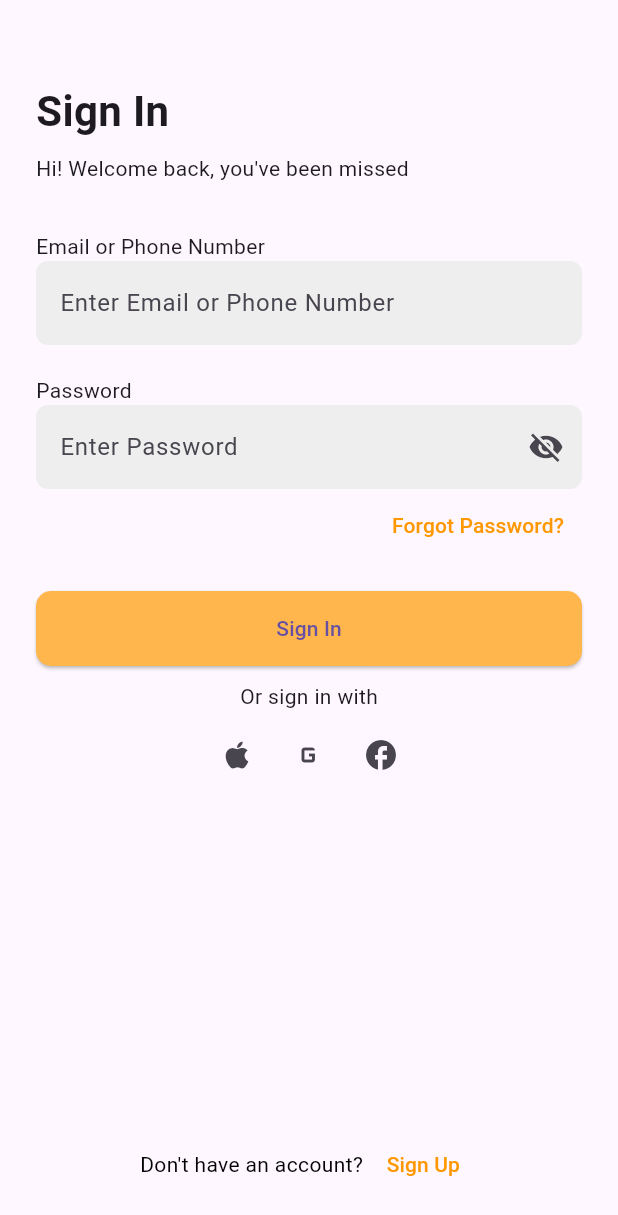
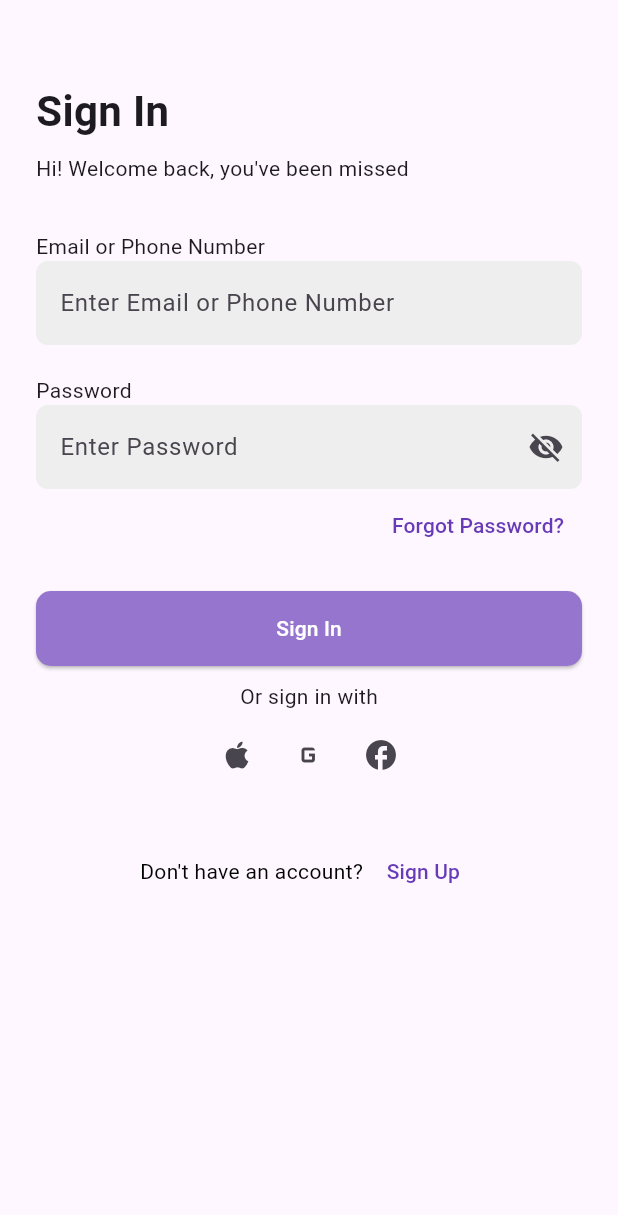
Before and after one commit to SeavminhICT/e-commers-app-api, a Flutter app: the screen it shows after launch, after a tap on "Skip", on a phone screen of 412 x 824 dp. Shown: the top 1215 px of the screen. Run offline on Flutter 3.47's test engine with Material 3 defaults, Android fonts, the phone set to English and light mode, and no system bars; our stand-ins replace dio, faker, flutter_secure_storage, get, image_picker; network calls fail.

Commit message:
add more

```diff
--- a/lib/controller/loginController.dart
+++ b/lib/controller/loginController.dart
@@ -8,15 +8,15 @@ import 'package:flutter/material.dart';
 import 'package:get/get.dart';
 
 class LoginController extends GetxController {
-  //TODO: Implement LoginController
   final emailcontroller = TextEditingController();
   final passwordcontroller = TextEditingController();
-  // final emailController = TextEditingController(text: "admin@gmail.com");
-  // final passwordController = TextEditingController(text: "123123");
 
   final _provider = Get.find<ApiProvider>();
+  var isLoading = false.obs; // 👈 Add this line
 
   void login({required String email, required String password}) async {
+    isLoading.value = true; // 👈 Start loading
+
     try {
       final response = await _provider.login(email: email, password: password);
       if (response.statusCode == 200) {
@@ -24,7 +24,7 @@ class LoginController extends GetxController {
         StorageService.write(key: 'token', value: token);
         Map<String, dynamic> user = response.data['user'];
         StorageService.write(key: 'user', value: jsonEncode(user));
-        // go to dashboard or home view
+
         Get.offAll(() => MainScreen());
       } else {
         Get.defaultDialog(
@@ -34,6 +34,8 @@ class LoginController extends GetxController {
       }
     } catch (e) {
       Get.defaultDialog(title: "Error", content: Text(e.toString()));
+    } finally {
+      isLoading.value = false; // 👈 Stop loading
     }
   }
 }
--- a/lib/module/auth/login.dart
+++ b/lib/module/auth/login.dart
@@ -14,11 +14,24 @@ class _SignInScreenState extends State<SignInScreen> {
   final LoginController controller = Get.put(LoginController());
 
   bool _obscureText = true;
+  @override
+  void initState() {
+    super.initState();
 
-  @override
+    // Wait for the widget to build
+    WidgetsBinding.instance.addPostFrameCallback((_) {
+      final result = ModalRoute.of(context)?.settings.arguments;
+      if (result != null && result is Map<String, dynamic>) {
+        controller.emailcontroller.text = result['email'] ?? '';
+        controller.passwordcontroller.text = result['password'] ?? '';
+      }
+    });
+  }
+
   Widget build(BuildContext context) {
     return Scaffold(
       body: SafeArea(
+        child: SingleChildScrollView(
           child: Padding(
             padding: EdgeInsets.all(24),
             child: Form(
@@ -34,7 +47,6 @@ class _SignInScreenState extends State<SignInScreen> {
                   Text("Hi! Welcome back, you've been missed"),
                   SizedBox(height: 32),
 
-                // Email Field
                   Text("Email or Phone Number"),
                   TextFormField(
                     controller: controller.emailcontroller,
@@ -54,10 +66,8 @@ class _SignInScreenState extends State<SignInScreen> {
                       return null;
                     },
                   ),
-
                   SizedBox(height: 20),
 
-                // Password Field
                   Text("Password"),
                   TextFormField(
                     controller: controller.passwordcontroller,
@@ -67,9 +77,9 @@ class _SignInScreenState extends State<SignInScreen> {
                       filled: true,
                       fillColor: Colors.grey[200],
                       suffixIcon: IconButton(
-                      icon: Icon(
-                        _obscureText ? Icons.visibility_off : Icons.visibility,
-                      ),
+                        icon: Icon(_obscureText
+                            ? Icons.visibility_off
+                            : Icons.visibility),
                         onPressed: () {
                           setState(() {
                             _obscureText = !_obscureText;
@@ -94,33 +104,46 @@ class _SignInScreenState extends State<SignInScreen> {
                     child: TextButton(
                       onPressed: () {},
                       child: Text("Forgot Password?",
-                        style: TextStyle(color: Colors.orange)),
+                          style: TextStyle(color: Colors.deepPurple)),
                     ),
                   ),
-
                   SizedBox(height: 20),
 
-                // Sign In Button
-                SizedBox(
+                  // Fixed height button
+                  Obx(() {
+                    return SizedBox(
                       width: double.infinity,
                       height: 50,
                       child: ElevatedButton(
-                    onPressed: () {
+                        onPressed: controller.isLoading.value
+                            ? null
+                            : () {
                                 if (_formKey.currentState!.validate()) {
                                   final email = controller.emailcontroller.text;
-                        final password = controller.passwordcontroller.text;
-                        controller.login(email: email, password: password);
+                                  final password =
+                                      controller.passwordcontroller.text;
+                                  controller.login(
+                                      email: email, password: password);
                                 }
                               },
                         style: ElevatedButton.styleFrom(
-                      backgroundColor: Colors.orange[300],
+                          backgroundColor: Colors.deepPurple[300],
                           shape: RoundedRectangleBorder(
                             borderRadius: BorderRadius.circular(10),
                           ),
                         ),
-                    child: Text("Sign In"),
+                        child: controller.isLoading.value
+                            ? CircularProgressIndicator(
+                                valueColor:
+                                    AlwaysStoppedAnimation<Color>(Colors.white),
+                              )
+                            : Text(
+                                "Sign In",
+                                style: TextStyle(color: Colors.white),
                               ),
                       ),
+                    );
+                  }),
 
                   SizedBox(height: 10),
                   Center(child: Text("Or sign in with")),
@@ -135,9 +158,8 @@ class _SignInScreenState extends State<SignInScreen> {
                     ],
                   ),
 
-                Spacer(),
+                  SizedBox(height: 30), // Spacer alternative
 
-                // Sign Up Redirect
                   Center(
                     child: Row(
                       mainAxisAlignment: MainAxisAlignment.center,
@@ -149,14 +171,11 @@ class _SignInScreenState extends State<SignInScreen> {
                             Navigator.push(
                               context,
                               MaterialPageRoute(
-                              builder: (context) => RegisterScreen(),
-                            ),
+                                  builder: (context) => RegisterScreen()),
                             );
                           },
-                        child: Text(
-                          "Sign Up",
-                          style: TextStyle(color: Colors.orange),
-                        ),
+                          child: Text("Sign Up",
+                              style: TextStyle(color: Colors.deepPurple)),
                         ),
                       ],
                     ),
@@ -166,6 +185,7 @@ class _SignInScreenState extends State<SignInScreen> {
             ),
           ),
         ),
+      ),
     );
   }
 }
```
Also changed, not shown: lib/constant/constants.dart (+38 -3 lines), lib/controller/registerController.dart (+44 -15 lines), lib/module/auth/register.dart (+34 -27 lines), pubspec.lock, 1 other file. Lines whose indentation alone changed are shown as unchanged.
